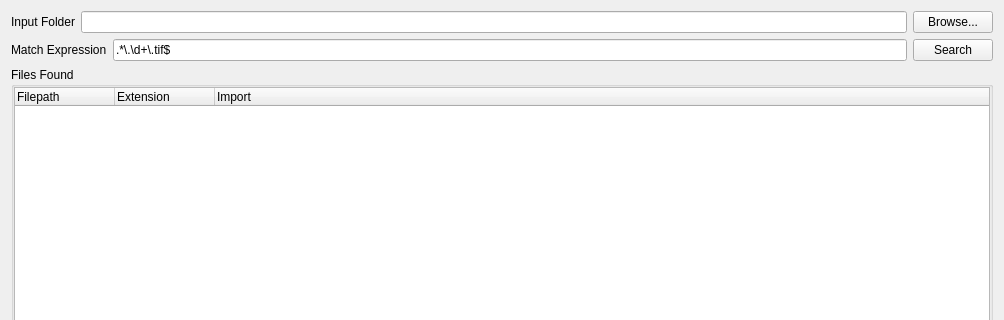
lithorus/resolveAdder, file resolveAdderGUI.ui: the form before one commit; both pictures show x 0 to 1004 and y 0 to 320 of the 1004 by 590 pixel window.
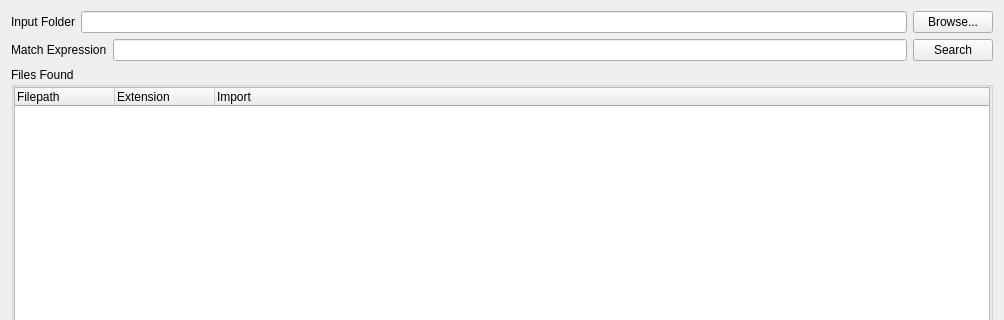
The form after the commit.

Patch:
```diff
--- a/resolveAdderGUI.ui
+++ b/resolveAdderGUI.ui
@@ -59,7 +59,7 @@
      <item>
       <widget class="QLineEdit" name="regexInput">
        <property name="text">
-        <string>.*\.\d+\.tif$</string>
+        <string/>
        </property>
       </widget>
      </item>
```
